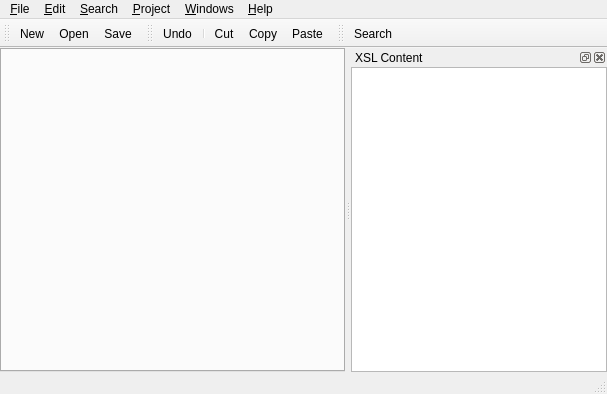
First picture: the form in ui/mainform.ui, repository phoenix741/xinx, before the edit.
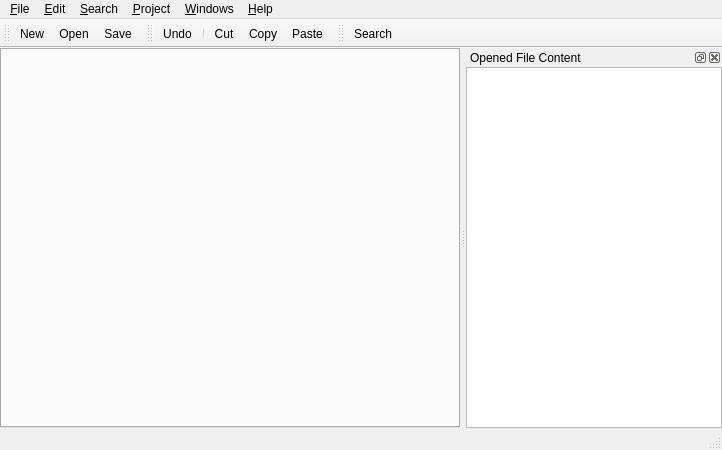
Second picture: the form after the edit. Icons and pictures are not drawn. Custom widgets are drawn as their Qt base class.

Commit message: JS en cours

Diff of the .ui file:
```diff
--- a/ui/mainform.ui
+++ b/ui/mainform.ui
@@ -5,8 +5,8 @@
    <rect>
     <x>0</x>
     <y>0</y>
-    <width>607</width>
-    <height>394</height>
+    <width>722</width>
+    <height>450</height>
    </rect>
   </property>
   <property name="windowTitle" >
@@ -18,7 +18,7 @@
      <number>0</number>
     </property>
     <property name="spacing" >
-     <number>0</number>
+     <number>6</number>
     </property>
     <item row="0" column="0" >
      <widget class="TabEditor" name="m_tabEditors" />
@@ -30,8 +30,8 @@
     <rect>
      <x>0</x>
      <y>0</y>
-     <width>607</width>
-     <height>19</height>
+     <width>722</width>
+     <height>29</height>
     </rect>
    </property>
    <widget class="QMenu" name="m_fileMenu" >
@@ -51,15 +51,6 @@
     <addaction name="separator" />
     <addaction name="m_exitAct" />
    </widget>
-   <widget class="QMenu" name="m_searchMenu" >
-    <property name="title" >
-     <string>&amp;Search</string>
-    </property>
-    <addaction name="m_searchAct" />
-    <addaction name="m_searchNextAct" />
-    <addaction name="separator" />
-    <addaction name="m_replaceAct" />
-   </widget>
    <widget class="QMenu" name="m_projectMenu" >
     <property name="title" >
      <string>&amp;Project</string>
@@ -123,6 +114,15 @@
     <addaction name="m_uncommentLineAct" />
     <addaction name="m_completeAct" />
    </widget>
+   <widget class="QMenu" name="m_searchMenu" >
+    <property name="title" >
+     <string>&amp;Search</string>
+    </property>
+    <addaction name="m_searchAct" />
+    <addaction name="m_searchNextAct" />
+    <addaction name="separator" />
+    <addaction name="m_replaceAct" />
+   </widget>
    <addaction name="m_fileMenu" />
    <addaction name="m_editMenu" />
    <addaction name="m_searchMenu" />
@@ -155,12 +155,21 @@
    <addaction name="m_copyAct" />
    <addaction name="m_pasteAct" />
   </widget>
+  <widget class="QToolBar" name="toolBar" >
+   <property name="orientation" >
+    <enum>Qt::Horizontal</enum>
+   </property>
+   <attribute name="toolBarArea" >
+    <number>4</number>
+   </attribute>
+   <addaction name="m_searchAct" />
+  </widget>
   <widget class="QDockWidget" name="m_xslContentDock" >
    <property name="allowedAreas" >
     <set>Qt::LeftDockWidgetArea|Qt::NoDockWidgetArea|Qt::RightDockWidgetArea</set>
    </property>
    <property name="windowTitle" >
-    <string>XSL Content</string>
+    <string>Opened File Content</string>
    </property>
    <attribute name="dockWidgetArea" >
     <number>2</number>
@@ -183,15 +192,6 @@
     </layout>
    </widget>
   </widget>
-  <widget class="QToolBar" name="toolBar" >
-   <property name="orientation" >
-    <enum>Qt::Horizontal</enum>
-   </property>
-   <attribute name="toolBarArea" >
-    <number>4</number>
-   </attribute>
-   <addaction name="m_searchAct" />
-  </widget>
   <action name="m_newAct" >
    <property name="icon" >
     <iconset resource="../images/application.qrc" >:/filenew.png</iconset>
```
